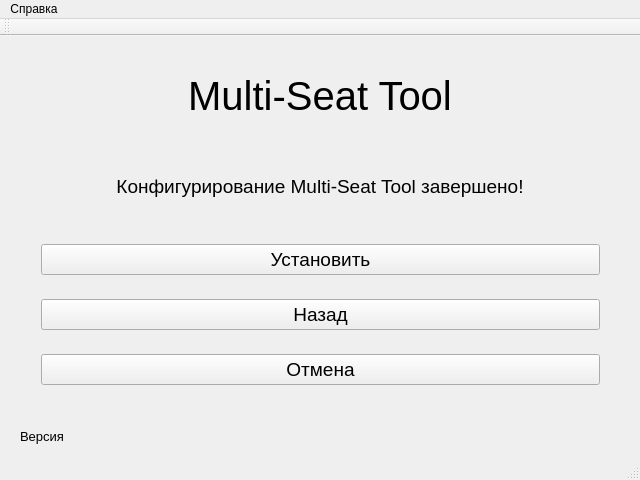
Above: mst/ui/install_window/installwindow.ui from marcelo-tavares-ifsp/mst before the change. Below: the same form after it.
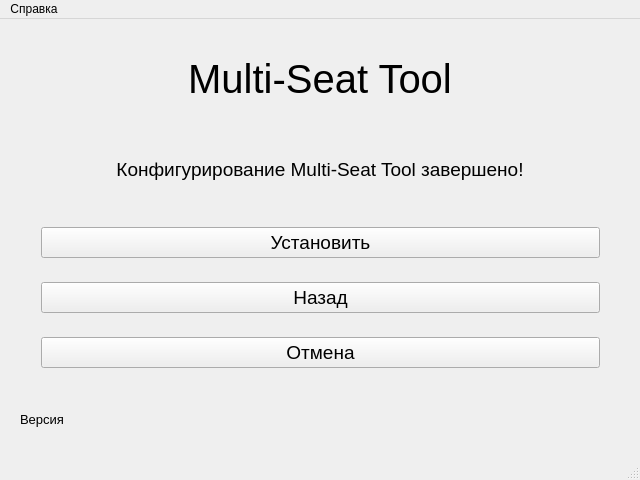
That is the form after the change.

Commit message:
installwindow.ui: Remove unused toolbar
* mst/ui/install_window/installwindow.ui: Remove unused toolbar.

Patch:
```diff
--- a/mst/ui/install_window/installwindow.ui
+++ b/mst/ui/install_window/installwindow.ui
@@ -399,14 +399,6 @@
    </widget>
    <addaction name="menu"/>
   </widget>
-  <widget class="QToolBar" name="mainToolBar">
-   <attribute name="toolBarArea">
-    <enum>TopToolBarArea</enum>
-   </attribute>
-   <attribute name="toolBarBreak">
-    <bool>false</bool>
-   </attribute>
-  </widget>
   <widget class="QStatusBar" name="statusBar"/>
   <action name="about">
    <property name="text">
```
